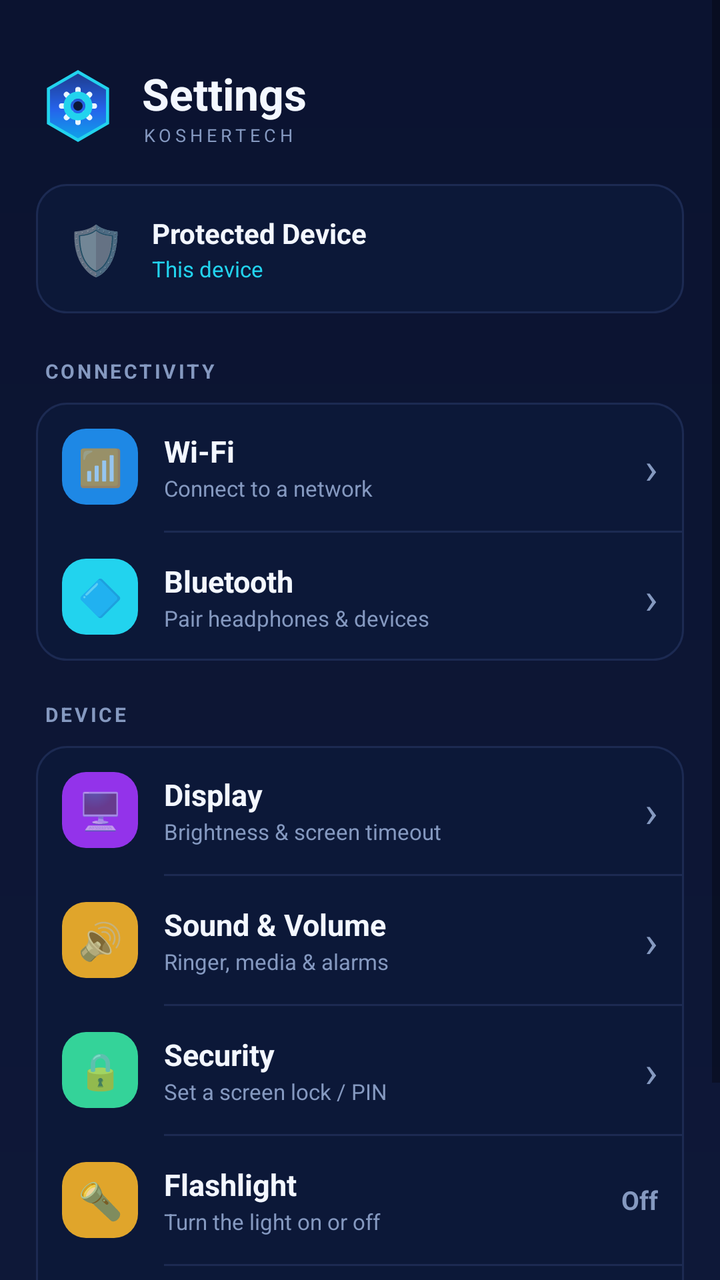
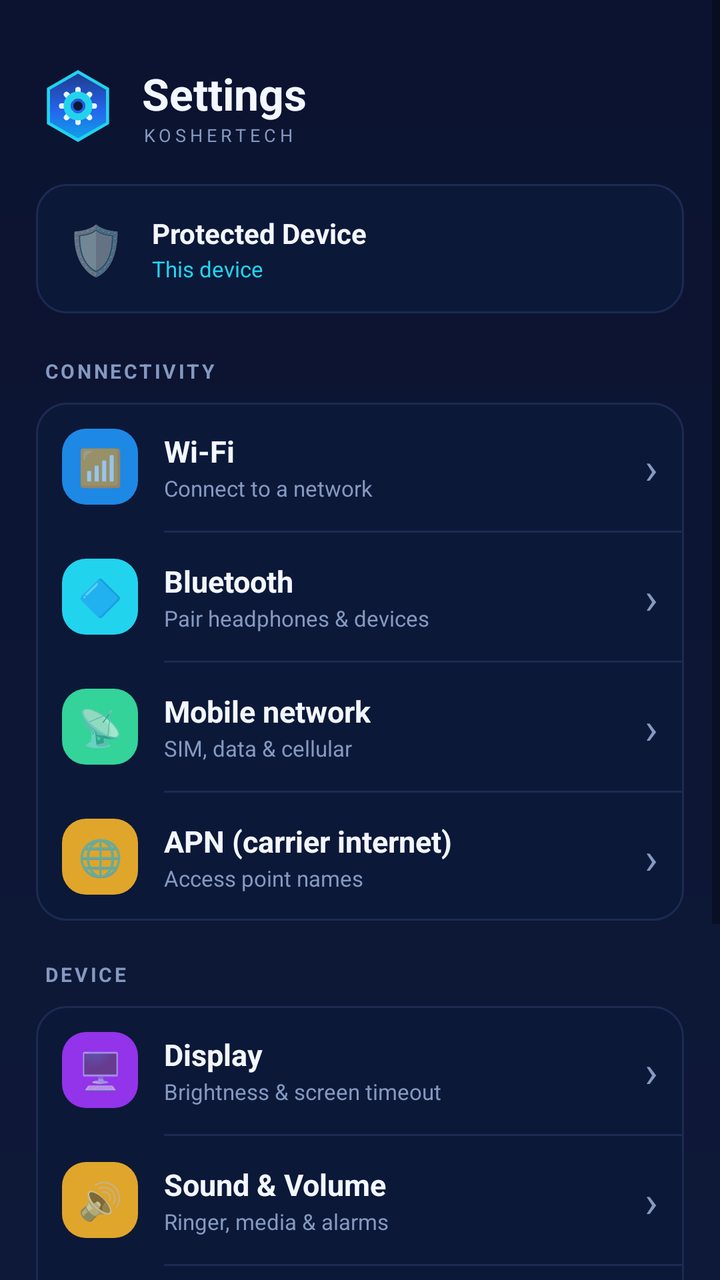

Before-and-after screenshots of an Android layout around one commit, followed by the original layout XML and the change that was made.
<!-- AndroidManifest.xml: application theme Theme.KosherTechSettings -->
<!-- res/layout/activity_main.xml -->
<?xml version="1.0" encoding="utf-8"?>
<FrameLayout xmlns:android="http://schemas.android.com/apk/res/android"
    android:layout_width="match_parent"
    android:layout_height="match_parent"
    android:background="@drawable/bg_root">

    <ScrollView
        android:layout_width="match_parent"
        android:layout_height="match_parent"
        android:fillViewport="true">

        <LinearLayout
            android:layout_width="match_parent"
            android:layout_height="wrap_content"
            android:orientation="vertical"
            android:padding="18dp">

            
            <LinearLayout
                android:layout_width="wrap_content"
                android:layout_height="wrap_content"
                android:orientation="horizontal"
                android:gravity="center_vertical"
                android:layout_marginTop="14dp">
                <ImageView
                    android:layout_width="42dp"
                    android:layout_height="42dp"
                    android:src="@drawable/ic_logo"
                    android:contentDescription="Settings"/>
                <LinearLayout
                    android:layout_width="wrap_content"
                    android:layout_height="wrap_content"
                    android:orientation="vertical"
                    android:layout_marginStart="11dp">
                    <TextView
                        android:layout_width="wrap_content"
                        android:layout_height="wrap_content"
                        android:text="Settings"
                        android:textColor="@color/white"
                        android:textStyle="bold"
                        android:textSize="22sp"/>
                    <TextView
                        android:layout_width="wrap_content"
                        android:layout_height="wrap_content"
                        android:text="KOSHERTECH"
                        android:textColor="@color/muted"
                        android:textSize="9sp"
                        android:letterSpacing="0.22"/>
                </LinearLayout>
            </LinearLayout>

            
            <LinearLayout
                android:layout_width="match_parent"
                android:layout_height="wrap_content"
                android:orientation="horizontal"
                android:gravity="center_vertical"
                android:background="@drawable/bg_card"
                android:padding="15dp"
                android:layout_marginTop="18dp">
                <TextView
                    android:layout_width="wrap_content"
                    android:layout_height="wrap_content"
                    android:text="🛡️"
                    android:textSize="24sp"/>
                <LinearLayout
                    android:layout_width="0dp"
                    android:layout_height="wrap_content"
                    android:layout_weight="1"
                    android:orientation="vertical"
                    android:layout_marginStart="13dp">
                    <TextView
                        android:layout_width="wrap_content"
                        android:layout_height="wrap_content"
                        android:text="Protected Device"
                        android:textColor="@color/white"
                        android:textStyle="bold"
                        android:textSize="14sp"/>
                    <TextView
                        android:id="@+id/deviceModel"
                        android:layout_width="wrap_content"
                        android:layout_height="wrap_content"
                        android:text="This device"
                        android:textColor="@color/cyan"
                        android:textSize="11sp"
                        android:layout_marginTop="1dp"/>
                </LinearLayout>
            </LinearLayout>

            
            <TextView
                android:layout_width="match_parent"
                android:layout_height="wrap_content"
                android:text="CONNECTIVITY"
                android:textColor="@color/muted"
                android:textSize="10sp"
                android:textStyle="bold"
                android:letterSpacing="0.12"
                android:layout_marginTop="22dp"
                android:layout_marginBottom="9dp"
                android:paddingStart="4dp"/>

            <LinearLayout
                android:layout_width="match_parent"
                android:layout_height="wrap_content"
                android:orientation="vertical"
                android:background="@drawable/bg_card">

                <LinearLayout
                    android:id="@+id/tileWifi"
                    android:layout_width="match_parent"
                    android:layout_height="wrap_content"
                    android:orientation="horizontal"
                    android:gravity="center_vertical"
                    android:padding="13dp"
                    android:clickable="true"
                    android:focusable="true">
                    <FrameLayout android:layout_width="38dp" android:layout_height="38dp"
                        android:background="@drawable/bg_chip" android:backgroundTint="#1E88E5">
                        <TextView android:layout_width="match_parent" android:layout_height="match_parent"
                            android:gravity="center" android:text="📶" android:textSize="18sp"/>
                    </FrameLayout>
                    <LinearLayout android:layout_width="0dp" android:layout_height="wrap_content"
                        android:layout_weight="1" android:orientation="vertical" android:layout_marginStart="13dp">
                        <TextView android:layout_width="wrap_content" android:layout_height="wrap_content"
                            android:text="Wi-Fi" android:textColor="@color/white" android:textStyle="bold" android:textSize="15sp"/>
                        <TextView android:layout_width="wrap_content" android:layout_height="wrap_content"
                            android:text="Connect to a network" android:textColor="@color/muted" android:textSize="11sp" android:layout_marginTop="1dp"/>
                    </LinearLayout>
                    <TextView android:layout_width="wrap_content" android:layout_height="wrap_content"
                        android:text="›" android:textColor="@color/muted" android:textSize="22sp"/>
                </LinearLayout>

                <View android:layout_width="match_parent" android:layout_height="1dp"
                    android:background="@color/line" android:layout_marginStart="64dp"/>

                <LinearLayout
                    android:id="@+id/tileBluetooth"
                    android:layout_width="match_parent"
                    android:layout_height="wrap_content"
                    android:orientation="horizontal"
                    android:gravity="center_vertical"
                    android:padding="13dp"
                    android:clickable="true"
                    android:focusable="true">
                    <FrameLayout android:layout_width="38dp" android:layout_height="38dp"
                        android:background="@drawable/bg_chip" android:backgroundTint="#22D3EE">
                        <TextView android:layout_width="match_parent" android:layout_height="match_parent"
                            android:gravity="center" android:text="🔷" android:textSize="18sp"/>
                    </FrameLayout>
                    <LinearLayout android:layout_width="0dp" android:layout_height="wrap_content"
                        android:layout_weight="1" android:orientation="vertical" android:layout_marginStart="13dp">
                        <TextView android:layout_width="wrap_content" android:layout_height="wrap_content"
                            android:text="Bluetooth" android:textColor="@color/white" android:textStyle="bold" android:textSize="15sp"/>
                        <TextView android:layout_width="wrap_content" android:layout_height="wrap_content"
                            android:text="Pair headphones &amp; devices" android:textColor="@color/muted" android:textSize="11sp" android:layout_marginTop="1dp"/>
                    </LinearLayout>
                    <TextView android:layout_width="wrap_content" android:layout_height="wrap_content"
                        android:text="›" android:textColor="@color/muted" android:textSize="22sp"/>
                </LinearLayout>
            </LinearLayout>

            
            <TextView
                android:layout_width="match_parent"
                android:layout_height="wrap_content"
                android:text="DEVICE"
                android:textColor="@color/muted"
                android:textSize="10sp"
                android:textStyle="bold"
                android:letterSpacing="0.12"
                android:layout_marginTop="20dp"
                android:layout_marginBottom="9dp"
                android:paddingStart="4dp"/>

            <LinearLayout
                android:layout_width="match_parent"
                android:layout_height="wrap_content"
                android:orientation="vertical"
                android:background="@drawable/bg_card">

                <LinearLayout
                    android:id="@+id/tileDisplay"
                    android:layout_width="match_parent"
                    android:layout_height="wrap_content"
                    android:orientation="horizontal"
                    android:gravity="center_vertical"
                    android:padding="13dp"
                    android:clickable="true"
                    android:focusable="true">
                    <FrameLayout android:layout_width="38dp" android:layout_height="38dp"
                        android:background="@drawable/bg_chip" android:backgroundTint="#9333EA">
                        <TextView android:layout_width="match_parent" android:layout_height="match_parent"
                            android:gravity="center" android:text="🖥️" android:textSize="18sp"/>
                    </FrameLayout>
                    <LinearLayout android:layout_width="0dp" android:layout_height="wrap_content"
                        android:layout_weight="1" android:orientation="vertical" android:layout_marginStart="13dp">
                        <TextView android:layout_width="wrap_content" android:layout_height="wrap_content"
                            android:text="Display" android:textColor="@color/white" android:textStyle="bold" android:textSize="15sp"/>
                        <TextView android:layout_width="wrap_content" android:layout_height="wrap_content"
                            android:text="Brightness &amp; screen timeout" android:textColor="@color/muted" android:textSize="11sp" android:layout_marginTop="1dp"/>
                    </LinearLayout>
                    <TextView android:layout_width="wrap_content" android:layout_height="wrap_content"
                        android:text="›" android:textColor="@color/muted" android:textSize="22sp"/>
                </LinearLayout>

                <View android:layout_width="match_parent" android:layout_height="1dp"
                    android:background="@color/line" android:layout_marginStart="64dp"/>

                <LinearLayout
                    android:id="@+id/tileSound"
                    android:layout_width="match_parent"
                    android:layout_height="wrap_content"
                    android:orientation="horizontal"
                    android:gravity="center_vertical"
                    android:padding="13dp"
                    android:clickable="true"
                    android:focusable="true">
                    <FrameLayout android:layout_width="38dp" android:layout_height="38dp"
                        android:background="@drawable/bg_chip" android:backgroundTint="#E0A52B">
                        <TextView android:layout_width="match_parent" android:layout_height="match_parent"
                            android:gravity="center" android:text="🔊" android:textSize="18sp"/>
                    </FrameLayout>
                    <LinearLayout android:layout_width="0dp" android:layout_height="wrap_content"
                        android:layout_weight="1" android:orientation="vertical" android:layout_marginStart="13dp">
                        <TextView android:layout_width="wrap_content" android:layout_height="wrap_content"
                            android:text="Sound &amp; Volume" android:textColor="@color/white" android:textStyle="bold" android:textSize="15sp"/>
                        <TextView android:layout_width="wrap_content" android:layout_height="wrap_content"
                            android:text="Ringer, media &amp; alarms" android:textColor="@color/muted" android:textSize="11sp" android:layout_marginTop="1dp"/>
                    </LinearLayout>
                    <TextView android:layout_width="wrap_content" android:layout_height="wrap_content"
                        android:text="›" android:textColor="@color/muted" android:textSize="22sp"/>
                </LinearLayout>

                <View android:layout_width="match_parent" android:layout_height="1dp"
                    android:background="@color/line" android:layout_marginStart="64dp"/>

                <LinearLayout
                    android:id="@+id/tileSecurity"
                    android:layout_width="match_parent"
                    android:layout_height="wrap_content"
                    android:orientation="horizontal"
                    android:gravity="center_vertical"
                    android:padding="13dp"
                    android:clickable="true"
                    android:focusable="true">
                    <FrameLayout android:layout_width="38dp" android:layout_height="38dp"
                        android:background="@drawable/bg_chip" android:backgroundTint="#34D399">
                        <TextView android:layout_width="match_parent" android:layout_height="match_parent"
                            android:gravity="center" android:text="🔒" android:textSize="18sp"/>
                    </FrameLayout>
                    <LinearLayout android:layout_width="0dp" android:layout_height="wrap_content"
                        android:layout_weight="1" android:orientation="vertical" android:layout_marginStart="13dp">
                        <TextView android:layout_width="wrap_content" android:layout_height="wrap_content"
                            android:text="Security" android:textColor="@color/white" android:textStyle="bold" android:textSize="15sp"/>
                        <TextView android:layout_width="wrap_content" android:layout_height="wrap_content"
                            android:text="Set a screen lock / PIN" android:textColor="@color/muted" android:textSize="11sp" android:layout_marginTop="1dp"/>
                    </LinearLayout>
                    <TextView android:layout_width="wrap_content" android:layout_height="wrap_content"
                        android:text="›" android:textColor="@color/muted" android:textSize="22sp"/>
                </LinearLayout>

                <View android:layout_width="match_parent" android:layout_height="1dp"
                    android:background="@color/line" android:layout_marginStart="64dp"/>

                <LinearLayout
                    android:id="@+id/tileFlash"
                    android:layout_width="match_parent"
                    android:layout_height="wrap_content"
                    android:orientation="horizontal"
                    android:gravity="center_vertical"
                    android:padding="13dp"
                    android:clickable="true"
                    android:focusable="true">
                    <FrameLayout android:layout_width="38dp" android:layout_height="38dp"
                        android:background="@drawable/bg_chip" android:backgroundTint="#E0A52B">
                        <TextView android:layout_width="match_parent" android:layout_height="match_parent"
                            android:gravity="center" android:text="🔦" android:textSize="18sp"/>
                    </FrameLayout>
                    <LinearLayout android:layout_width="0dp" android:layout_height="wrap_content"
                        android:layout_weight="1" android:orientation="vertical" android:layout_marginStart="13dp">
                        <TextView android:layout_width="wrap_content" android:layout_height="wrap_content"
                            android:text="Flashlight" android:textColor="@color/white" android:textStyle="bold" android:textSize="15sp"/>
                        <TextView android:layout_width="wrap_content" android:layout_height="wrap_content"
                            android:text="Turn the light on or off" android:textColor="@color/muted" android:textSize="11sp" android:layout_marginTop="1dp"/>
                    </LinearLayout>
                    <TextView android:id="@+id/flashState" android:layout_width="wrap_content" android:layout_height="wrap_content"
                        android:text="Off" android:textColor="@color/muted" android:textStyle="bold" android:textSize="13sp"/>
                </LinearLayout>

                <View android:layout_width="match_parent" android:layout_height="1dp"
                    android:background="@color/line" android:layout_marginStart="64dp"/>

                <LinearLayout
                    android:id="@+id/tileRotate"
                    android:layout_width="match_parent"
                    android:layout_height="wrap_content"
                    android:orientation="horizontal"
                    android:gravity="center_vertical"
                    android:padding="13dp"
                    android:clickable="true"
                    android:focusable="true">
                    <FrameLayout android:layout_width="38dp" android:layout_height="38dp"
                        android:background="@drawable/bg_chip" android:backgroundTint="#22D3EE">
                        <TextView android:layout_width="match_parent" android:layout_height="match_parent"
                            android:gravity="center" android:text="🔄" android:textSize="18sp"/>
                    </FrameLayout>
                    <LinearLayout android:layout_width="0dp" android:layout_height="wrap_content"
                        android:layout_weight="1" android:orientation="vertical" android:layout_marginStart="13dp">
                        <TextView android:layout_width="wrap_content" android:layout_height="wrap_content"
                            android:text="Auto-rotate" android:textColor="@color/white" android:textStyle="bold" android:textSize="15sp"/>
                        <TextView android:layout_width="wrap_content" android:layout_height="wrap_content"
                            android:text="Rotate the screen with the phone" android:textColor="@color/muted" android:textSize="11sp" android:layout_marginTop="1dp"/>
                    </LinearLayout>
                    <TextView android:id="@+id/rotateState" android:layout_width="wrap_content" android:layout_height="wrap_content"
                        android:text="Off" android:textColor="@color/muted" android:textStyle="bold" android:textSize="13sp"/>
                </LinearLayout>
            </LinearLayout>

            <TextView
                android:layout_width="match_parent"
                android:layout_height="wrap_content"
                android:text="KosherTech · Secure by design"
                android:textColor="@color/muted"
                android:textSize="10sp"
                android:gravity="center"
                android:layout_marginTop="20dp"
                android:layout_marginBottom="8dp"/>
        </LinearLayout>
    </ScrollView>

</FrameLayout>
<!-- resources referenced by this layout -->
<resources>
  <color name="cyan">#22D3EE</color>
  <color name="line">#1C2A52</color>
  <color name="muted">#8599C0</color>
  <color name="white">#F3F7FF</color>
  <!-- drawable bg_card (drawable) -->
  <?xml version="1.0" encoding="utf-8"?>
  <shape xmlns:android="http://schemas.android.com/apk/res/android" android:shape="rectangle">
      <solid android:color="#0C1838"/>
      <stroke android:width="1dp" android:color="#1C2A52"/>
      <corners android:radius="15dp"/>
  </shape>
  <!-- drawable bg_chip (drawable) -->
  <?xml version="1.0" encoding="utf-8"?>
  <shape xmlns:android="http://schemas.android.com/apk/res/android" android:shape="rectangle">
      <solid android:color="#FFFFFF"/>
      <corners android:radius="12dp"/>
  </shape>
  <!-- drawable bg_root (drawable) -->
  <?xml version="1.0" encoding="utf-8"?>
  <shape xmlns:android="http://schemas.android.com/apk/res/android" android:shape="rectangle">
      <gradient android:startColor="#0B1330" android:endColor="#0E1838" android:angle="270"/>
  </shape>
  <!-- drawable ic_logo (drawable) -->
  <vector xmlns:android="http://schemas.android.com/apk/res/android"
      android:width="108dp"
      android:height="108dp"
      android:viewportWidth="108"
      android:viewportHeight="108">
  
      
      <path android:pathData="M54,10 L92,32 L92,76 L54,98 L16,76 L16,32 Z">
          <aapt:attr xmlns:aapt="http://schemas.android.com/aapt"
              name="android:fillColor">
              <gradient
                  android:startX="54" android:startY="10"
                  android:endX="54" android:endY="98"
                  android:type="linear">
                  <item android:offset="0.0" android:color="#FF1E3A8A"/>
                  <item android:offset="0.55" android:color="#FF2563EB"/>
                  <item android:offset="1.0" android:color="#FF0EA5E9"/>
              </gradient>
          </aapt:attr>
      </path>
  
      
      <path
          android:strokeColor="#FF22D3EE"
          android:strokeWidth="4"
          android:fillColor="#00000000"
          android:pathData="M54,10 L92,32 L92,76 L54,98 L16,76 L16,32 Z"/>
  
      
      <path android:strokeColor="#FFEAF6FF" android:strokeWidth="7" android:strokeLineCap="round"
          android:fillColor="#00000000"
          android:pathData="M54,33 L54,41 M54,67 L54,75 M33,54 L41,54 M67,54 L75,54 M39.2,39.2 L44.9,44.9 M63.1,63.1 L68.8,68.8 M68.8,39.2 L63.1,44.9 M44.9,63.1 L39.2,68.8"/>
  
      
      <path android:strokeColor="#FF22D3EE" android:strokeWidth="9" android:fillColor="#00000000"
          android:pathData="M54,54 m-14,0 a14,14 0 1,0 28,0 a14,14 0 1,0 -28,0"/>
  
      
      <path android:fillColor="#FF0C1838"
          android:pathData="M54,54 m-6,0 a6,6 0 1,0 12,0 a6,6 0 1,0 -12,0"/>
  </vector>
  <style name="Theme.KosherTechSettings" parent="Theme.MaterialComponents.DayNight.NoActionBar">
          <item name="android:windowBackground">@drawable/bg_root</item>
          <item name="colorPrimary">@color/cyan</item>
          <item name="colorOnPrimary">@color/black</item>
          <item name="colorAccent">@color/cyan</item>
      </style>
  <color name="black">#000000</color>
</resources>

<!-- the commit's change to res/layout/activity_main.xml (unified diff, before → after) -->
@@ -158,6 +158,62 @@
                     <TextView android:layout_width="wrap_content" android:layout_height="wrap_content"
                         android:text="›" android:textColor="@color/muted" android:textSize="22sp"/>
                 </LinearLayout>
+
+                <View android:layout_width="match_parent" android:layout_height="1dp"
+                    android:background="@color/line" android:layout_marginStart="64dp"/>
+
+                <LinearLayout
+                    android:id="@+id/tileMobile"
+                    android:layout_width="match_parent"
+                    android:layout_height="wrap_content"
+                    android:orientation="horizontal"
+                    android:gravity="center_vertical"
+                    android:padding="13dp"
+                    android:clickable="true"
+                    android:focusable="true">
+                    <FrameLayout android:layout_width="38dp" android:layout_height="38dp"
+                        android:background="@drawable/bg_chip" android:backgroundTint="#34D399">
+                        <TextView android:layout_width="match_parent" android:layout_height="match_parent"
+                            android:gravity="center" android:text="📡" android:textSize="18sp"/>
+                    </FrameLayout>
+                    <LinearLayout android:layout_width="0dp" android:layout_height="wrap_content"
+                        android:layout_weight="1" android:orientation="vertical" android:layout_marginStart="13dp">
+                        <TextView android:layout_width="wrap_content" android:layout_height="wrap_content"
+                            android:text="Mobile network" android:textColor="@color/white" android:textStyle="bold" android:textSize="15sp"/>
+                        <TextView android:layout_width="wrap_content" android:layout_height="wrap_content"
+                            android:text="SIM, data &amp; cellular" android:textColor="@color/muted" android:textSize="11sp" android:layout_marginTop="1dp"/>
+                    </LinearLayout>
+                    <TextView android:layout_width="wrap_content" android:layout_height="wrap_content"
+                        android:text="›" android:textColor="@color/muted" android:textSize="22sp"/>
+                </LinearLayout>
+
+                <View android:layout_width="match_parent" android:layout_height="1dp"
+                    android:background="@color/line" android:layout_marginStart="64dp"/>
+
+                <LinearLayout
+                    android:id="@+id/tileApn"
+                    android:layout_width="match_parent"
+                    android:layout_height="wrap_content"
+                    android:orientation="horizontal"
+                    android:gravity="center_vertical"
+                    android:padding="13dp"
+                    android:clickable="true"
+                    android:focusable="true">
+                    <FrameLayout android:layout_width="38dp" android:layout_height="38dp"
+                        android:background="@drawable/bg_chip" android:backgroundTint="#E0A52B">
+                        <TextView android:layout_width="match_parent" android:layout_height="match_parent"
+                            android:gravity="center" android:text="🌐" android:textSize="18sp"/>
+                    </FrameLayout>
+                    <LinearLayout android:layout_width="0dp" android:layout_height="wrap_content"
+                        android:layout_weight="1" android:orientation="vertical" android:layout_marginStart="13dp">
+                        <TextView android:layout_width="wrap_content" android:layout_height="wrap_content"
+                            android:text="APN (carrier internet)" android:textColor="@color/white" android:textStyle="bold" android:textSize="15sp"/>
+                        <TextView android:layout_width="wrap_content" android:layout_height="wrap_content"
+                            android:text="Access point names" android:textColor="@color/muted" android:textSize="11sp" android:layout_marginTop="1dp"/>
+                    </LinearLayout>
+                    <TextView android:layout_width="wrap_content" android:layout_height="wrap_content"
+                        android:text="›" android:textColor="@color/muted" android:textSize="22sp"/>
+                </LinearLayout>
             </LinearLayout>
 
             
